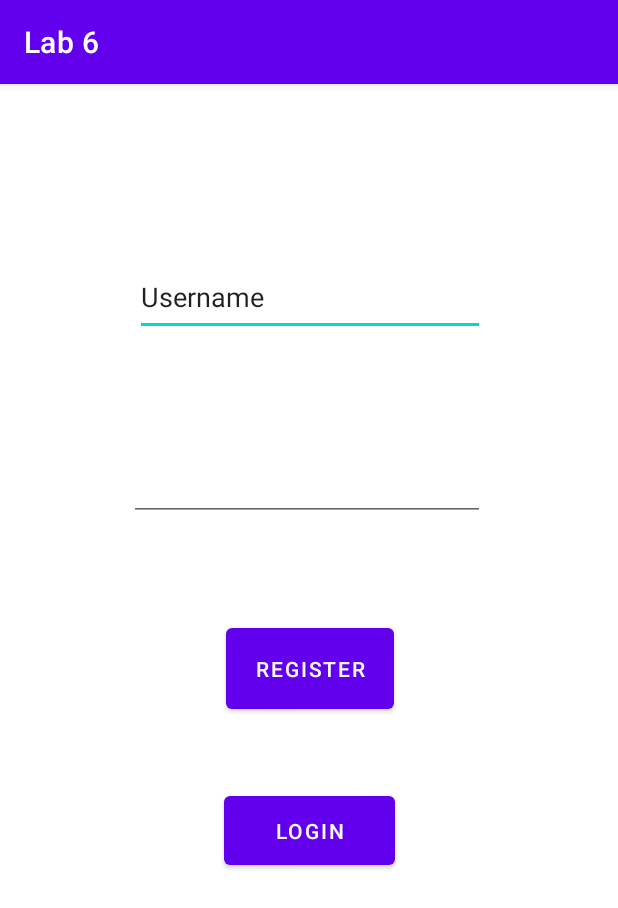
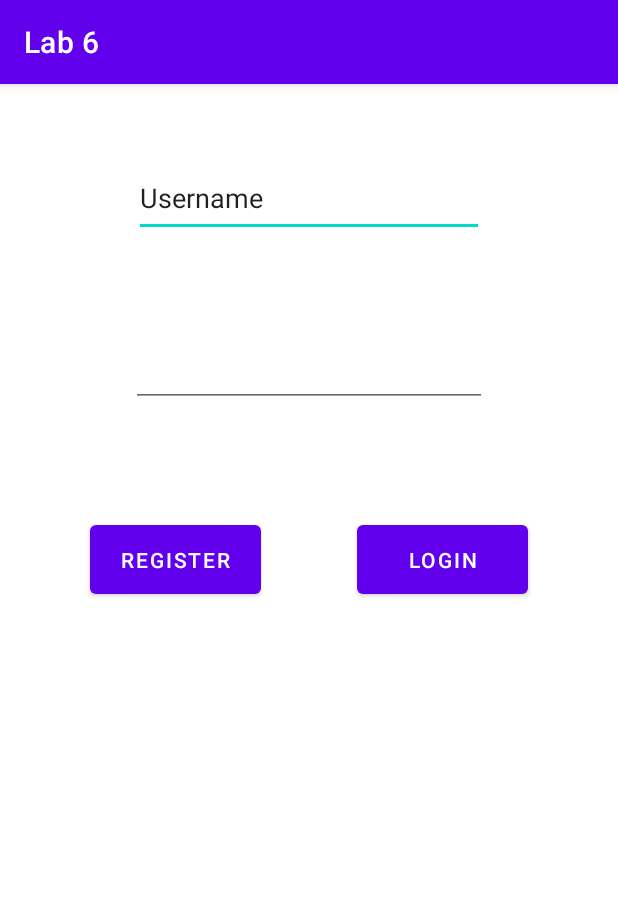
Before and after one commit to BootSkiing/csec467-labs, an Android app: the screen it shows after launch (MainActivity), on a phone screen of 412 x 824 dp. Shown: the top 908 px of the screen. Run offline under Robolectric (Android 15) with nearby library versions, the phone set to English and light mode, and no system bars.

Commit message:
all is well

```diff
--- a/Lab 6/app/build.gradle
+++ b/Lab 6/app/build.gradle
@@ -45,4 +45,6 @@ dependencies {
 
     // For App Authentication API testing
     androidTestImplementation "androidx.security:security-app-authenticator:1.0.0-alpha01"
+
+    implementation 'androidx.biometric:biometric:1.1.0'
 }
--- a/Lab 6/app/src/main/res/layout/activity_main.xml
+++ b/Lab 6/app/src/main/res/layout/activity_main.xml
@@ -10,14 +10,12 @@
         android:id="@+id/txtUserName"
         android:layout_width="233dp"
         android:layout_height="52dp"
-        android:layout_marginStart="101dp"
-        android:layout_marginTop="139dp"
+        android:layout_marginStart="100dp"
+        android:layout_marginTop="50dp"
         android:layout_marginEnd="100dp"
-        android:layout_marginBottom="30dp"
         android:ems="10"
         android:inputType="textPersonName"
         android:text="Username"
-        app:layout_constraintBottom_toTopOf="@+id/txtPassword"
         app:layout_constraintEnd_toEndOf="parent"
         app:layout_constraintStart_toStartOf="parent"
         app:layout_constraintTop_toTopOf="parent" />
@@ -26,29 +24,25 @@
         android:id="@+id/txtPassword"
         android:layout_width="237dp"
         android:layout_height="63dp"
-        android:layout_marginStart="99dp"
-        android:layout_marginTop="30dp"
-        android:layout_marginEnd="102dp"
-        android:layout_marginBottom="40dp"
+        android:layout_marginStart="100dp"
+        android:layout_marginTop="50dp"
+        android:layout_marginEnd="100dp"
         android:ems="10"
         android:inputType="textPassword"
-        app:layout_constraintBottom_toTopOf="@+id/btnRegister"
         app:layout_constraintEnd_toEndOf="parent"
         app:layout_constraintStart_toStartOf="parent"
         app:layout_constraintTop_toBottomOf="@+id/txtUserName" />
 
     <Button
         android:id="@+id/btnRegister"
-        android:layout_width="112dp"
-        android:layout_height="66dp"
-        android:layout_marginStart="159dp"
-        android:layout_marginTop="25dp"
-        android:layout_marginEnd="158dp"
-        android:layout_marginBottom="369dp"
+        android:layout_width="114dp"
+        android:layout_height="58dp"
+        android:layout_marginStart="60dp"
+        android:layout_marginTop="50dp"
+        android:layout_marginBottom="400dp"
         android:onClick="register"
         android:text="Register"
         app:layout_constraintBottom_toBottomOf="parent"
-        app:layout_constraintEnd_toEndOf="parent"
         app:layout_constraintStart_toStartOf="parent"
         app:layout_constraintTop_toBottomOf="@+id/txtPassword" />
 
@@ -56,15 +50,13 @@
         android:id="@+id/btnLogin"
         android:layout_width="114dp"
         android:layout_height="58dp"
-        android:layout_marginStart="149dp"
-        android:layout_marginTop="37dp"
-        android:layout_marginEnd="149dp"
-        android:layout_marginBottom="232dp"
+        android:layout_marginTop="50dp"
+        android:layout_marginEnd="60dp"
+        android:layout_marginBottom="400dp"
         android:onClick="login"
         android:text="Login"
         app:layout_constraintBottom_toBottomOf="parent"
         app:layout_constraintEnd_toEndOf="parent"
-        app:layout_constraintStart_toStartOf="parent"
-        app:layout_constraintTop_toBottomOf="@+id/btnRegister" />
+        app:layout_constraintTop_toBottomOf="@+id/txtPassword" />
 
 </androidx.constraintlayout.widget.ConstraintLayout>
--- a/Lab 6/build.gradle
+++ b/Lab 6/build.gradle
@@ -5,7 +5,7 @@ buildscript {
         mavenCentral()
     }
     dependencies {
-        classpath "com.android.tools.build:gradle:7.0.2"
+        classpath 'com.android.tools.build:gradle:7.0.3'
 
         // NOTE: Do not place your application dependencies here; they belong
         // in the individual module build.gradle files
```
Also changed, not shown: Lab 6/app/src/main/java/com/example/lab6/Activity3.java (+138 -15 lines), Lab 6/app/src/main/res/layout/activity_2.xml (+6 -8 lines).
